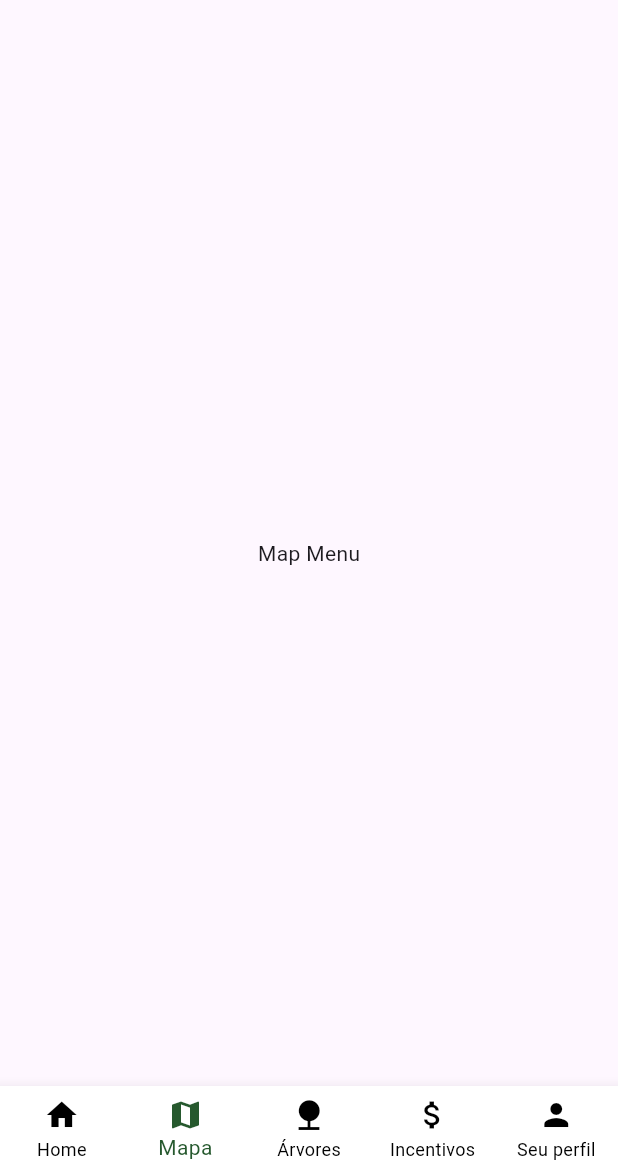
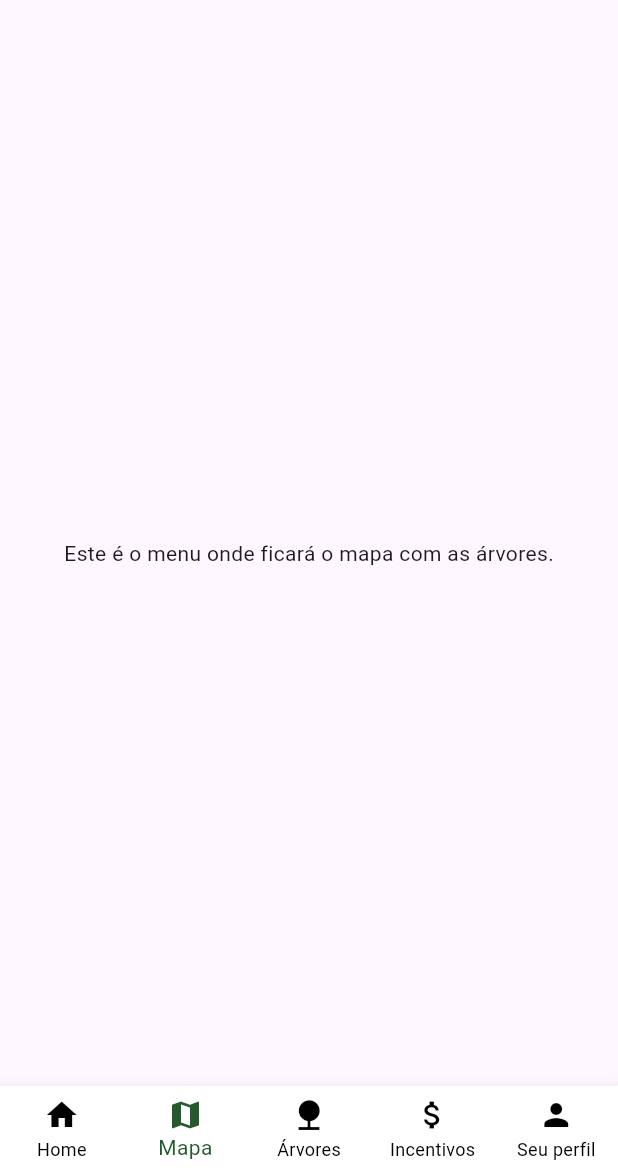
Before and after one commit to ggcraveiro/AppFetin, a Flutter app: the screen it shows after launch, item 2 of the bottom bar chosen, on a phone screen of 412 x 824 dp, the part 63-1236 px from its top. Run offline on Flutter 3.47's test engine with Material 3 defaults, Android fonts, the phone set to English and light mode, and no system bars.

Commit message:
Update menu text to provide more detail

```diff
--- a/lib/pages/menu2_page.dart
+++ b/lib/pages/menu2_page.dart
@@ -6,7 +6,7 @@ class Menu2Page extends StatelessWidget {
   @override
   Widget build(BuildContext context) {
     return const Center(
-      child: Text('Map Menu'),
+      child: Text('Este é o menu onde ficará o mapa com as árvores.'),
     );
   }
 }
```
